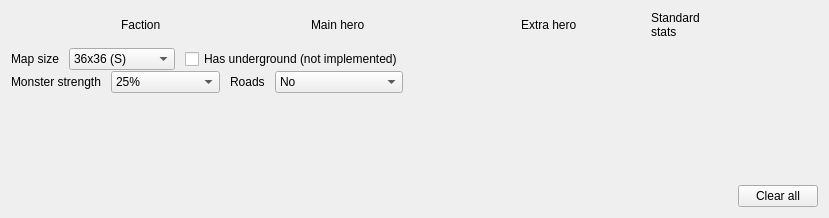
This is src/App/MapToolUI/TemplateSettingsWidget.ui in mapron/FreeHeroes as Qt 5 draws it before an edit. The edited form follows.
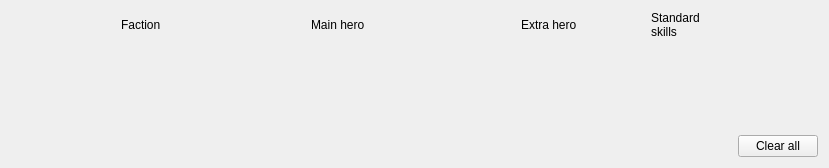
This is the edited form. Custom widgets are drawn as their Qt base class.

```diff
--- a/src/App/MapToolUI/TemplateSettingsWidget.ui
+++ b/src/App/MapToolUI/TemplateSettingsWidget.ui
@@ -7,7 +7,7 @@
     <x>0</x>
     <y>0</y>
     <width>829</width>
-    <height>218</height>
+    <height>168</height>
    </rect>
   </property>
   <property name="windowTitle">
@@ -129,7 +129,7 @@
       <widget class="QLabel" name="label_6">
        <property name="text">
         <string>Standard
-stats</string>
+skills</string>
        </property>
       </widget>
      </item>
@@ -172,181 +172,6 @@
    <item>
     <widget class="FreeHeroes::TemplatePlayerWidget" name="playerWidgetPink"/>
    </item>
-   <item>
-    <layout class="QHBoxLayout" name="horizontalLayout_3">
-     <property name="spacing">
-      <number>10</number>
-     </property>
-     <item>
-      <widget class="QLabel" name="label">
-       <property name="text">
-        <string>Map size</string>
-       </property>
-      </widget>
-     </item>
-     <item>
-      <widget class="QComboBox" name="comboBoxMapSize">
-       <item>
-        <property name="text">
-         <string>36x36 (S)</string>
-        </property>
-       </item>
-       <item>
-        <property name="text">
-         <string>72x72 (M)</string>
-        </property>
-       </item>
-       <item>
-        <property name="text">
-         <string>108x108 (L)</string>
-        </property>
-       </item>
-       <item>
-        <property name="text">
-         <string>144x144 (XL)</string>
-        </property>
-       </item>
-       <item>
-        <property name="text">
-         <string>180x180 (H)</string>
-        </property>
-       </item>
-       <item>
-        <property name="text">
-         <string>216x216 (XH)</string>
-        </property>
-       </item>
-       <item>
-        <property name="text">
-         <string>252x252 (G)</string>
-        </property>
-       </item>
-      </widget>
-     </item>
-     <item>
-      <widget class="QCheckBox" name="checkBoxUnderground">
-       <property name="text">
-        <string>Has underground (not implemented)</string>
-       </property>
-      </widget>
-     </item>
-     <item>
-      <spacer name="horizontalSpacer">
-       <property name="orientation">
-        <enum>Qt::Horizontal</enum>
-       </property>
-       <property name="sizeHint" stdset="0">
-        <size>
-         <width>40</width>
-         <height>20</height>
-        </size>
-       </property>
-      </spacer>
-     </item>
-    </layout>
-   </item>
-   <item>
-    <layout class="QHBoxLayout" name="horizontalLayout_32">
-     <property name="spacing">
-      <number>10</number>
-     </property>
-     <item>
-      <widget class="QLabel" name="label_2">
-       <property name="text">
-        <string>Monster strength</string>
-       </property>
-      </widget>
-     </item>
-     <item>
-      <widget class="QComboBox" name="comboBoxStrength">
-       <item>
-        <property name="text">
-         <string>25%</string>
-        </property>
-       </item>
-       <item>
-        <property name="text">
-         <string>50% (Weak)</string>
-        </property>
-       </item>
-       <item>
-        <property name="text">
-         <string>75%</string>
-        </property>
-       </item>
-       <item>
-        <property name="text">
-         <string>100% (Strong)</string>
-        </property>
-       </item>
-       <item>
-        <property name="text">
-         <string>125%</string>
-        </property>
-       </item>
-       <item>
-        <property name="text">
-         <string>150%</string>
-        </property>
-       </item>
-       <item>
-        <property name="text">
-         <string>175%</string>
-        </property>
-       </item>
-       <item>
-        <property name="text">
-         <string>200%</string>
-        </property>
-       </item>
-      </widget>
-     </item>
-     <item>
-      <widget class="QLabel" name="label_3">
-       <property name="text">
-        <string>Roads</string>
-       </property>
-      </widget>
-     </item>
-     <item>
-      <widget class="QComboBox" name="comboBoxRoads">
-       <item>
-        <property name="text">
-         <string>No</string>
-        </property>
-       </item>
-       <item>
-        <property name="text">
-         <string>Dirt 75%</string>
-        </property>
-       </item>
-       <item>
-        <property name="text">
-         <string>Gravel 65%</string>
-        </property>
-       </item>
-       <item>
-        <property name="text">
-         <string>Cobblestone 50%</string>
-        </property>
-       </item>
-      </widget>
-     </item>
-     <item>
-      <spacer name="horizontalSpacer3">
-       <property name="orientation">
-        <enum>Qt::Horizontal</enum>
-       </property>
-       <property name="sizeHint" stdset="0">
-        <size>
-         <width>40</width>
-         <height>20</height>
-        </size>
-       </property>
-      </spacer>
-     </item>
-    </layout>
-   </item>
    <item>
     <spacer name="verticalSpacer">
      <property name="orientation">
```
